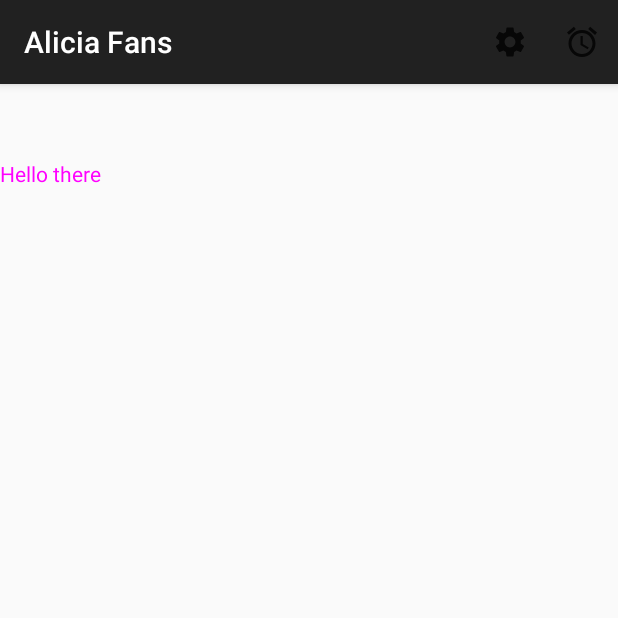
After one commit to KhairulAmirinKA/Learning_App_FreeCodeCamp, an Android app: the LearnXML screen opened directly, with no data from a screen before it, on a phone screen of 412 x 824 dp, the top half of it. The commit adds this screen. Run offline under Robolectric (Android 15) with nearby library versions, the phone set to English and light mode, and no system bars.

Commit message:
25/7. learns strings.xml, themes.xml

```diff
--- a/app/src/main/AndroidManifest.xml
+++ b/app/src/main/AndroidManifest.xml
@@ -10,7 +10,7 @@
         android:label="@string/app_name"
         android:roundIcon="@mipmap/ic_launcher_round"
         android:supportsRtl="true"
-        android:theme="@style/Theme.FreeCodeCampEg"
+        android:theme="@style/Theme.AppCompat.DayNight.DarkActionBar"
         tools:targetApi="24">
 
         <!-- main activity dlm app -->
@@ -44,6 +44,12 @@
         <activity android:name=".LearnListView" android:exported="true"/>
 
         <activity android:name=".LearnSpinner" android:exported="true"/>
+
+        <activity android:name=".LearnXML" android:exported="true"/>
+
+
+
+
     </application>
 
 </manifest>
--- /dev/null
+++ b/app/src/main/java/com/example/freecodecampeg/LearnXML.java
@@ -0,0 +1,40 @@
+package com.example.freecodecampeg;
+
+import android.os.Bundle;
+import android.view.Menu;
+import android.view.MenuInflater;
+import android.widget.TextView;
+
+import androidx.appcompat.app.AppCompatActivity;
+
+public class LearnXML extends AppCompatActivity {
+
+    private TextView txtHello;
+
+
+    @Override  //starting point
+    protected void onCreate(Bundle savedInstanceState) {
+        super.onCreate(savedInstanceState);
+        setContentView(R.layout.learn_xml); //link dgn xml
+
+
+        txtHello= findViewById(R.id.txtHello);
+        //txtHello.setText("ggg");
+        txtHello.setText(getText(R.string.hello));
+
+
+
+    }
+
+    @Override
+    public boolean onCreateOptionsMenu(Menu menu){
+
+        MenuInflater inflater= getMenuInflater(); //same like find view by id
+
+        inflater.inflate(R.menu.main_menu, menu);
+
+        return true;
+
+
+    }
+}
--- a/app/src/main/java/com/example/freecodecampeg/Register.java
+++ b/app/src/main/java/com/example/freecodecampeg/Register.java
@@ -30,4 +30,6 @@ public class Register extends AppCompatActivity {
         txtEmail.setText("Email: "+ editEmail.getText().toString());
 
     }
+
+
 }
--- a/app/src/main/res/drawable-anydpi/ic_alarm.xml
+++ b/app/src/main/res/drawable-anydpi/ic_alarm.xml
@@ -3,7 +3,7 @@
     android:height="24dp"
     android:viewportWidth="24"
     android:viewportHeight="24"
-    android:tint="#B933E5"
+    android:tint="#000000"
     android:alpha="0.8">
   <path
       android:fillColor="@android:color/white"
--- /dev/null
+++ b/app/src/main/res/drawable-anydpi/ic_settings.xml
@@ -0,0 +1,11 @@
+<vector xmlns:android="http://schemas.android.com/apk/res/android"
+    android:width="24dp"
+    android:height="24dp"
+    android:viewportWidth="24"
+    android:viewportHeight="24"
+    android:tint="#000000"
+    android:alpha="0.8">
+  <path
+      android:fillColor="@android:color/white"
+      android:pathData="M19.14,12.94c0.04,-0.3 0.06,-0.61 0.06,-0.94c0,-0.32 -0.02,-0.64 -0.07,-0.94l2.03,-1.58c0.18,-0.14 0.23,-0.41 0.12,-0.61l-1.92,-3.32c-0.12,-0.22 -0.37,-0.29 -0.59,-0.22l-2.39,0.96c-0.5,-0.38 -1.03,-0.7 -1.62,-0.94L14.4,2.81c-0.04,-0.24 -0.24,-0.41 -0.48,-0.41h-3.84c-0.24,0 -0.43,0.17 -0.47,0.41L9.25,5.35C8.66,5.59 8.12,5.92 7.63,6.29L5.24,5.33c-0.22,-0.08 -0.47,0 -0.59,0.22L2.74,8.87C2.62,9.08 2.66,9.34 2.86,9.48l2.03,1.58C4.84,11.36 4.8,11.69 4.8,12s0.02,0.64 0.07,0.94l-2.03,1.58c-0.18,0.14 -0.23,0.41 -0.12,0.61l1.92,3.32c0.12,0.22 0.37,0.29 0.59,0.22l2.39,-0.96c0.5,0.38 1.03,0.7 1.62,0.94l0.36,2.54c0.05,0.24 0.24,0.41 0.48,0.41h3.84c0.24,0 0.44,-0.17 0.47,-0.41l0.36,-2.54c0.59,-0.24 1.13,-0.56 1.62,-0.94l2.39,0.96c0.22,0.08 0.47,0 0.59,-0.22l1.92,-3.32c0.12,-0.22 0.07,-0.47 -0.12,-0.61L19.14,12.94zM12,15.6c-1.98,0 -3.6,-1.62 -3.6,-3.6s1.62,-3.6 3.6,-3.6s3.6,1.62 3.6,3.6S13.98,15.6 12,15.6z"/>
+</vector>
--- /dev/null
+++ b/app/src/main/res/layout/learn_xml.xml
@@ -0,0 +1,16 @@
+<?xml version="1.0" encoding="utf-8"?>
+<RelativeLayout xmlns:android="http://schemas.android.com/apk/res/android"
+    android:layout_width="match_parent"
+    android:layout_height="match_parent"
+    xmlns:tools="http://schemas.android.com/tools"
+    tools:context=".LearnXML">
+
+    <TextView
+    android:layout_width="wrap_content"
+    android:layout_height="wrap_content"
+    android:layout_marginTop="50dp"
+    android:id="@+id/txtHello"
+    android:textColor="@color/pink"
+        />
+
+</RelativeLayout>
--- a/app/src/main/res/layout/linear_layout.xml
+++ b/app/src/main/res/layout/linear_layout.xml
@@ -24,4 +24,5 @@
         android:layout_weight="80"/>
 
 
+
 </LinearLayout>
--- /dev/null
+++ b/app/src/main/res/menu/main_menu.xml
@@ -0,0 +1,14 @@
+<?xml version="1.0" encoding="utf-8"?>
+<menu xmlns:android="http://schemas.android.com/apk/res/android"
+    xmlns:app="http://schemas.android.com/apk/res-auto">
+
+    <item android:title="Settings"
+        android:id="@+id/settingsMenu"
+        android:icon="@drawable/ic_settings"
+        app:showAsAction="always"/>
+
+    <item android:title="alarm"
+        android:id="@+id/alarmMenu"
+        android:icon="@drawable/ic_alarm"
+        app:showAsAction="ifRoom" />
+</menu>
--- a/app/src/main/res/values/colors.xml
+++ b/app/src/main/res/values/colors.xml
@@ -3,4 +3,11 @@
     <color name="black">#FF000000</color>
     <color name="white">#FFFFFFFF</color>
 
+
+    <color name="blue">#00e1ff</color>
+    <color name="pink">#FF00ff</color>
+
+    <color name="purple">#6A0B7A</color>
+
+
 </resources>
--- a/app/src/main/res/values/strings.xml
+++ b/app/src/main/res/values/strings.xml
@@ -13,6 +13,8 @@
         <item>Kim</item>
         <item>Iman</item>
     </string-array>
+
+    <string name="hello">Hello there</string>
 
     <string name="lorem_ipsum">
         Lorem ipsum dolor sit amet, consectetur adipiscing elit. Nam in scelerisque sem. Mauris
@@ -50,5 +52,7 @@
         libero vel nunc consequat, quis tincidunt nisl eleifend. Cras bibendum enim a justo luctus
         vestibulum. Fusce dictum libero quis erat maximus, vitae volutpat diam dignissim.
     </string>
+
     <string name="title_activity_main2">MainActivity2</string>
+
 </resources>
--- a/app/src/main/res/values/themes.xml
+++ b/app/src/main/res/values/themes.xml
@@ -6,4 +6,15 @@
     </style>
 
     <style name="Theme.FreeCodeCampEg" parent="Base.Theme.FreeCodeCampEg" />
+
+
+    <style name="CustomizedAppTheme" parent="Theme.AppCompat.Light.DarkActionBar">
+
+        <item name="colorPrimary">@color/pink</item>
+        <item name="colorPrimaryDark">@color/purple</item>
+    </style>
+
+
+
+
 </resources>
```
Also changed, not shown: app/src/main/res/drawable-hdpi/ic_alarm.png, app/src/main/res/drawable-hdpi/ic_settings.png (added), app/src/main/res/drawable-mdpi/ic_alarm.png, app/src/main/res/drawable-mdpi/ic_settings.png (added), app/src/main/res/drawable-xhdpi/ic_alarm.png, app/src/main/res/drawable-xhdpi/ic_settings.png (added), app/src/main/res/drawable-xxhdpi/ic_alarm.png, app/src/main/res/drawable-xxhdpi/ic_settings.png (added), 1 other file.
